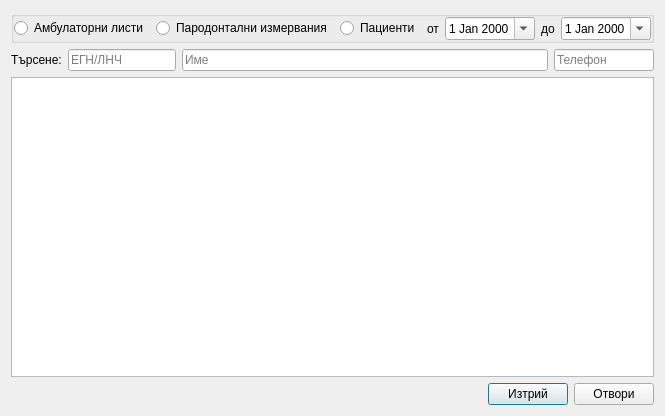
Before: the Qt Designer form src/View/AmbListSelector/AmbListSelector.ui in thefinalcutbg/DinoDent, drawn with Qt 5.
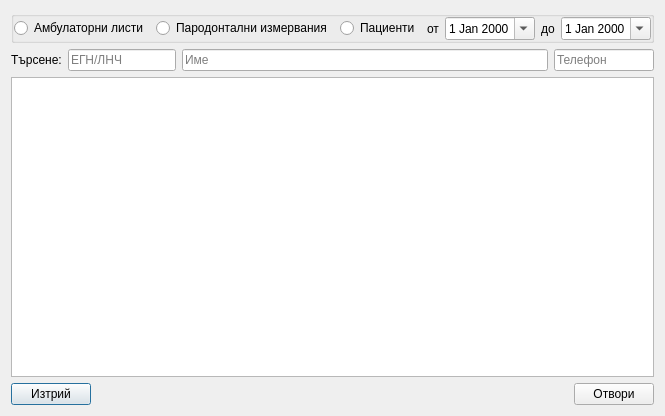
After: the same form once the commit is applied. Custom widgets are drawn as their Qt base class.

Diff of the .ui file:
```diff
--- a/src/View/AmbListSelector/AmbListSelector.ui
+++ b/src/View/AmbListSelector/AmbListSelector.ui
@@ -217,6 +217,13 @@
    </item>
    <item>
     <layout class="QHBoxLayout" name="horizontalLayout">
+     <item>
+      <widget class="QPushButton" name="deleteButton">
+       <property name="text">
+        <string>Изтрий</string>
+       </property>
+      </widget>
+     </item>
      <item>
       <spacer name="horizontalSpacer">
        <property name="orientation">
@@ -233,13 +240,6 @@
        </property>
       </spacer>
      </item>
-     <item>
-      <widget class="QPushButton" name="deleteButton">
-       <property name="text">
-        <string>Изтрий</string>
-       </property>
-      </widget>
-     </item>
      <item>
       <widget class="QPushButton" name="openButton">
        <property name="text">
```
